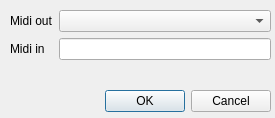
First picture: the form in app/MidiTool/PreferencesDialog.ui, repository JokerSync/Joker, before the edit.
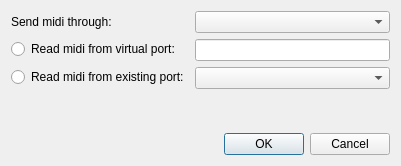
Second picture: the form after the edit.

Commit message: MidiTool can read mtc from existing port

```diff
--- a/app/MidiTool/PreferencesDialog.ui
+++ b/app/MidiTool/PreferencesDialog.ui
@@ -6,29 +6,22 @@
    <rect>
     <x>0</x>
     <y>0</y>
-    <width>275</width>
-    <height>118</height>
+    <width>401</width>
+    <height>166</height>
    </rect>
   </property>
   <property name="windowTitle">
    <string>Preferences</string>
   </property>
-  <widget class="QWidget" name="layoutWidget">
-   <property name="geometry">
-    <rect>
-     <x>10</x>
-     <y>10</y>
-     <width>261</width>
-     <height>102</height>
-    </rect>
-   </property>
+  <layout class="QVBoxLayout" name="verticalLayout_2">
+   <item>
    <layout class="QVBoxLayout" name="verticalLayout">
     <item>
      <layout class="QFormLayout" name="formLayout">
       <item row="0" column="0">
        <widget class="QLabel" name="lblDeviceOut">
         <property name="text">
-         <string>Midi out</string>
+          <string>Send midi through:</string>
         </property>
        </widget>
       </item>
@@ -36,15 +29,25 @@
        <widget class="QComboBox" name="comboBoxOutput"/>
       </item>
       <item row="1" column="0">
-       <widget class="QLabel" name="lblDeviceIn">
+        <widget class="QRadioButton" name="radioButtonVirtualPort">
         <property name="text">
-         <string>Midi in</string>
+          <string>Read midi from virtual port:</string>
+         </property>
+        </widget>
+       </item>
+       <item row="2" column="0">
+        <widget class="QRadioButton" name="radioButtonExistingPort">
+         <property name="text">
+          <string>Read midi from existing port:</string>
         </property>
        </widget>
       </item>
       <item row="1" column="1">
        <widget class="QLineEdit" name="lineEditInput"/>
       </item>
+       <item row="2" column="1">
+        <widget class="QComboBox" name="comboBoxInput"/>
+       </item>
      </layout>
     </item>
     <item>
@@ -58,7 +61,8 @@
      </widget>
     </item>
    </layout>
-  </widget>
+   </item>
+  </layout>
  </widget>
  <resources/>
  <connections>
```
Lines whose indentation alone changed are shown as unchanged. The commit also changes 6 other files.
